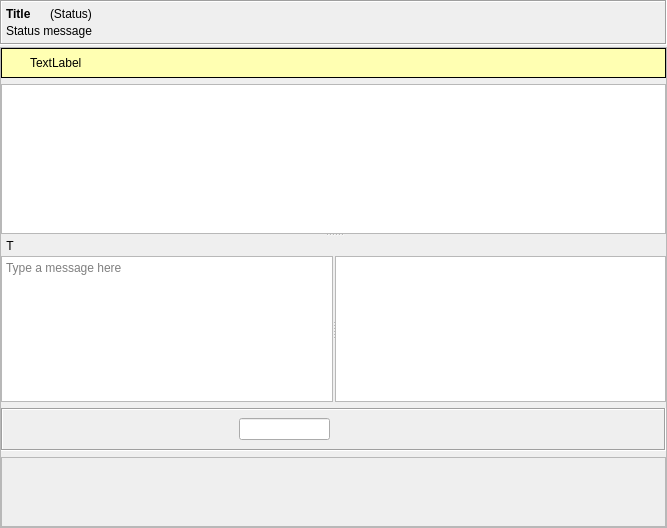
Above: retroshare-gui/src/gui/chat/ChatWidget.ui from RetroShare/RetroShare before the change. Below: the same form after it.
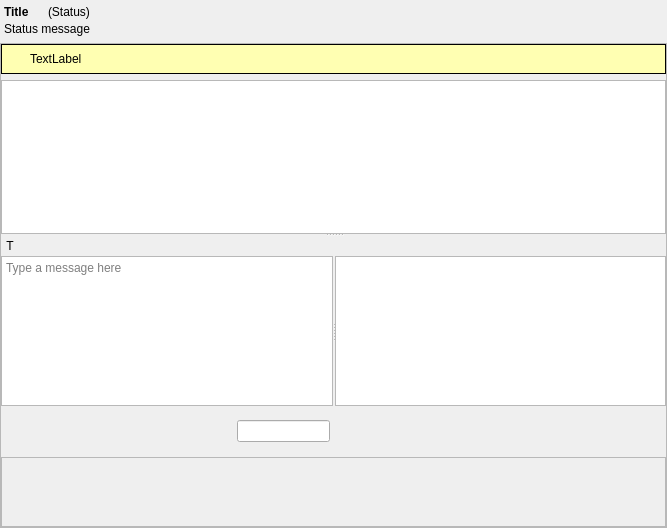
That is the form after the change. Icons and pictures are not drawn. Custom widgets are drawn as their Qt base class.

Commit message: Removed some default stylesheets from ChatWidget & Messages

The edit to the form file:
```diff
--- a/retroshare-gui/src/gui/chat/ChatWidget.ui
+++ b/retroshare-gui/src/gui/chat/ChatWidget.ui
@@ -326,10 +326,10 @@
         <item>
          <widget class="QFrame" name="toolBarFrameTop">
           <property name="frameShape">
-           <enum>QFrame::Box</enum>
+           <enum>QFrame::NoFrame</enum>
           </property>
           <property name="frameShadow">
-           <enum>QFrame::Sunken</enum>
+           <enum>QFrame::Plain</enum>
           </property>
           <layout class="QHBoxLayout" name="toolBarFrameHLayout">
            <property name="spacing">
@@ -711,10 +711,10 @@
         </size>
        </property>
        <property name="frameShape">
-        <enum>QFrame::Box</enum>
+        <enum>QFrame::NoFrame</enum>
        </property>
        <property name="frameShadow">
-        <enum>QFrame::Sunken</enum>
+        <enum>QFrame::Plain</enum>
        </property>
        <layout class="QHBoxLayout" name="titleBarFrameHLayout">
         <property name="leftMargin">
```
Left out of the diff: 8 changed lines with no effect on the pictures. The commit also changes 1 other file.
